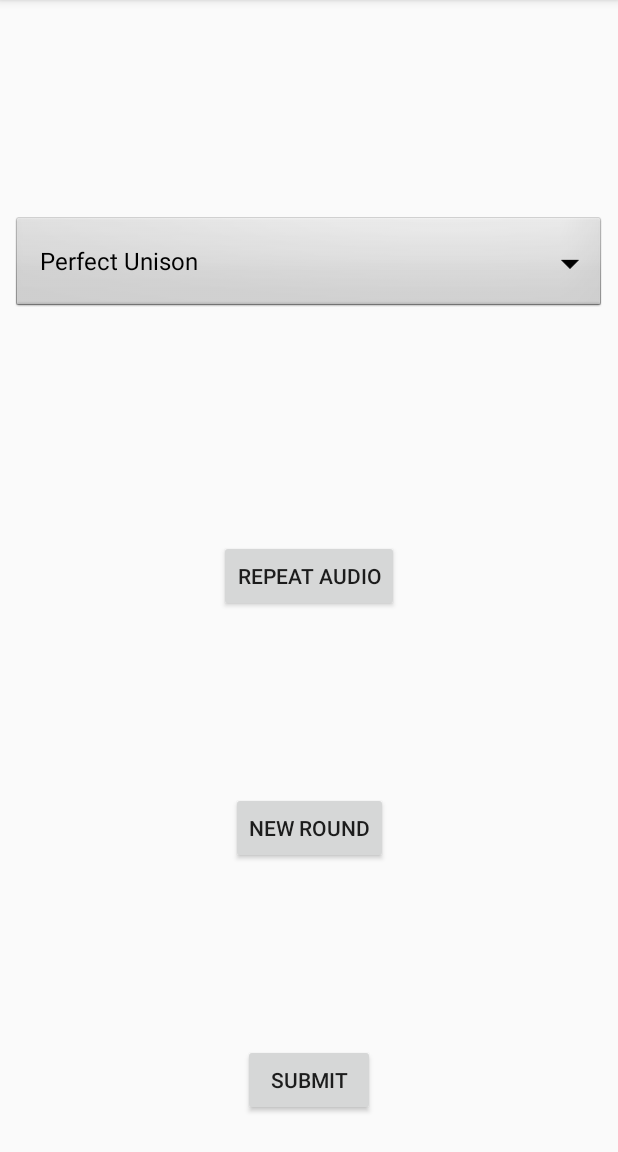
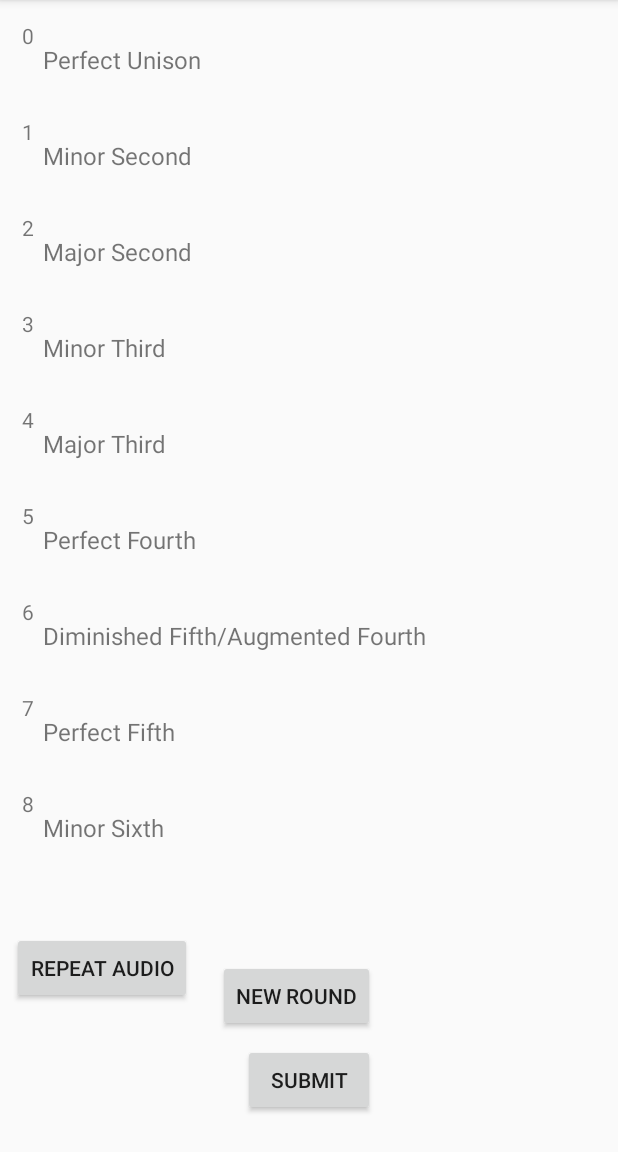
Before and after one commit to lettertea/simple-intervals-of-music, an Android app: the screen it shows after launch (MainActivity), on a phone screen of 412 x 824 dp, the part 84-1236 px from its top. Run offline under Robolectric (Android 15) with nearby library versions, the phone set to English and light mode, and no system bars.

Commit message:
Display intervals with RecyclerView

```diff
--- a/build.gradle
+++ b/build.gradle
@@ -30,4 +30,5 @@ dependencies {
     androidTestImplementation 'com.android.support.test:runner:1.0.2'
     androidTestImplementation 'com.android.support.test.espresso:espresso-core:3.0.2'
     implementation 'com.google.guava:guava:27.1-jre'
+    implementation 'com.android.support:recyclerview-v7:28.0.0'
 }
--- a/src/main/java/com/nashkenazy/intervals/MainActivity.java
+++ b/src/main/java/com/nashkenazy/intervals/MainActivity.java
@@ -4,6 +4,8 @@ import android.content.Context;
 import android.media.MediaPlayer;
 import android.support.v7.app.AppCompatActivity;
 import android.os.Bundle;
+import android.support.v7.widget.LinearLayoutManager;
+import android.support.v7.widget.RecyclerView;
 import android.util.Log;
 import android.view.View;
 import android.widget.ArrayAdapter;
@@ -29,12 +31,20 @@ public class MainActivity extends AppCompatActivity {
     final int INTERVAL_DELAY = 700;
     final Random RAND = new Random();
 
+    private RecyclerView recyclerView;
+    private RecyclerView.Adapter mAdapter;
+    private RecyclerView.LayoutManager layoutManager;
+
     protected void onCreate(Bundle savedInstanceState) {
         super.onCreate(savedInstanceState);
         setContentView(R.layout.activity_main);
         context = getApplicationContext();
 
-        Spinner dropdown = findViewById(R.id.spinner_choices);
+        recyclerView = findViewById(R.id.my_recycler_view);
+        recyclerView.setHasFixedSize(true);
+        recyclerView.setLayoutManager(new LinearLayoutManager(this));
+        recyclerView.setAdapter(new MyAdapter(INTERVALS));
+
         Button soundBtn = findViewById(R.id.button_repeat);
         Button newRoundBtn = findViewById(R.id.button_new_round);
         Button submitBtn = findViewById(R.id.button_submit);
@@ -49,25 +59,19 @@ public class MainActivity extends AppCompatActivity {
             soundBtn.setOnClickListener(v1 -> playInterval(lowerNote, upperNote));
 
             submitBtn.setOnClickListener(v12 -> {
-                if (intervalDistance == dropdown.getSelectedItemPosition()) {
-                    playNote(80);
-                } else {
+
                     playNote(1);
-                }
+
             });
         });
-
-        dropdown.setAdapter(new ArrayAdapter<>(this, android.R.layout.simple_spinner_dropdown_item, INTERVALS));
     }
 
     public void playNote(int noteNumber) {
         MediaPlayer mediaPlayer = MediaPlayer.create(context, getResources().getIdentifier(NOTES_FILE_NAMES.get(noteNumber - 1),
                 "raw", getPackageName()));
-        mediaPlayer.setOnCompletionListener(new MediaPlayer.OnCompletionListener() {
-            public void onCompletion(MediaPlayer mp) {
-                mp.reset();
-                mp.release();
-            }
+        mediaPlayer.setOnCompletionListener(mp -> {
+            mp.reset();
+            mp.release();
         });
         mediaPlayer.start();
     }
--- /dev/null
+++ b/src/main/java/com/nashkenazy/intervals/MyAdapter.java
@@ -0,0 +1,50 @@
+package com.nashkenazy.intervals;
+
+import java.util.List;
+
+import android.support.annotation.NonNull;
+import android.support.v7.widget.RecyclerView;
+import android.view.LayoutInflater;
+import android.view.View;
+import android.view.ViewGroup;
+import android.widget.TextView;
+
+public class MyAdapter extends RecyclerView.Adapter<MyAdapter.ViewHolder> {
+    private List<String> values;
+
+    class ViewHolder extends RecyclerView.ViewHolder {
+        View layout;
+        TextView txtSemitone;
+        TextView txtHeader;
+
+        ViewHolder(View v) {
+            super(v);
+            layout = v;
+            txtSemitone = v.findViewById(R.id.text_semitone);
+            txtHeader = v.findViewById(R.id.text_interval);
+        }
+    }
+
+    MyAdapter(List<String> intervals) {
+        values = intervals;
+    }
+
+    @NonNull
+    public MyAdapter.ViewHolder onCreateViewHolder(@NonNull ViewGroup parent, int viewType) {
+        LayoutInflater inflater = LayoutInflater.from(parent.getContext());
+        View v = inflater.inflate(R.layout.row_layout, parent, false);
+        return new ViewHolder(v);
+    }
+
+    @Override
+    public void onBindViewHolder(@NonNull ViewHolder holder, final int position) {
+        holder.txtSemitone.setText(String.valueOf(position));
+        holder.txtHeader.setText(values.get(position));
+    }
+
+    @Override
+    public int getItemCount() {
+        return values.size();
+    }
+
+}
--- /dev/null
+++ b/src/main/res/drawable/ic_replay.xml
@@ -0,0 +1,9 @@
+<vector xmlns:android="http://schemas.android.com/apk/res/android"
+    android:width="24dp"
+    android:height="24dp"
+    android:viewportWidth="24"
+    android:viewportHeight="24">
+  <path
+      android:fillColor="#FF000000"
+      android:pathData="M12,5V1L7,6l5,5V7c3.31,0 6,2.69 6,6s-2.69,6 -6,6 -6,-2.69 -6,-6H4c0,4.42 3.58,8 8,8s8,-3.58 8,-8 -3.58,-8 -8,-8z"/>
+</vector>
--- a/src/main/res/layout/activity_main.xml
+++ b/src/main/res/layout/activity_main.xml
@@ -6,20 +6,6 @@
     android:layout_height="match_parent"
     tools:context=".MainActivity">
 
-    <Spinner
-        android:id="@+id/spinner_choices"
-        android:layout_width="match_parent"
-        android:layout_height="wrap_content"
-        android:layout_marginStart="8dp"
-        android:layout_marginEnd="8dp"
-        android:layout_marginBottom="8dp"
-        android:background="@android:drawable/btn_dropdown"
-        android:spinnerMode="dropdown"
-        app:layout_constraintBottom_toTopOf="@+id/button_repeat"
-        app:layout_constraintEnd_toEndOf="parent"
-        app:layout_constraintHorizontal_bias="0.0"
-        app:layout_constraintStart_toStartOf="parent"
-        app:layout_constraintTop_toTopOf="parent" />
 
     <Button
         android:id="@+id/button_submit"
@@ -44,8 +30,10 @@
         android:text="@string/new_round"
         app:layout_constraintBottom_toTopOf="@+id/button_submit"
         app:layout_constraintEnd_toEndOf="parent"
+        app:layout_constraintHorizontal_bias="0.472"
         app:layout_constraintStart_toStartOf="parent"
-        app:layout_constraintTop_toBottomOf="@+id/button_repeat" />
+        app:layout_constraintTop_toBottomOf="@+id/button_repeat"
+        app:layout_constraintVertical_bias="1.0" />
 
     <Button
         android:id="@+id/button_repeat"
@@ -58,6 +46,20 @@
         android:text="@string/repeat_audio"
         app:layout_constraintBottom_toBottomOf="parent"
         app:layout_constraintEnd_toEndOf="parent"
+        app:layout_constraintHorizontal_bias="0.0"
+        app:layout_constraintStart_toStartOf="parent"
+        app:layout_constraintTop_toTopOf="parent"
+        app:layout_constraintVertical_bias="0.871" />
+
+    <android.support.v7.widget.RecyclerView
+        android:id="@+id/my_recycler_view"
+        android:layout_width="395dp"
+        android:layout_height="573dp"
+        android:layout_marginStart="8dp"
+        android:layout_marginTop="8dp"
+        android:layout_marginEnd="8dp"
+        android:scrollbars="vertical"
+        app:layout_constraintEnd_toEndOf="parent"
         app:layout_constraintStart_toStartOf="parent"
         app:layout_constraintTop_toTopOf="parent" />
 
--- /dev/null
+++ b/src/main/res/layout/row_layout.xml
@@ -0,0 +1,28 @@
+<?xml version="1.0" encoding="utf-8"?>
+<RelativeLayout xmlns:android="http://schemas.android.com/apk/res/android"
+    android:layout_width="fill_parent"
+    android:layout_height="?android:attr/listPreferredItemHeight"
+    android:padding="6dip" >
+
+    <TextView
+        android:id="@+id/text_semitone"
+        android:layout_width="wrap_content"
+        android:layout_height="fill_parent"
+        android:layout_alignParentBottom="true"
+        android:layout_alignParentTop="true"
+        android:layout_marginEnd="6dip"/>
+
+
+    <TextView
+        android:id="@+id/text_interval"
+        android:layout_width="fill_parent"
+        android:layout_height="fill_parent"
+        android:layout_alignParentEnd="true"
+        android:layout_alignParentTop="true"
+        android:layout_alignWithParentIfMissing="true"
+        android:layout_toEndOf="@id/text_semitone"
+        android:gravity="center_vertical"
+        android:textSize="16sp" />
+
+
+</RelativeLayout>
```
Also changed, not shown: 1 other file.
